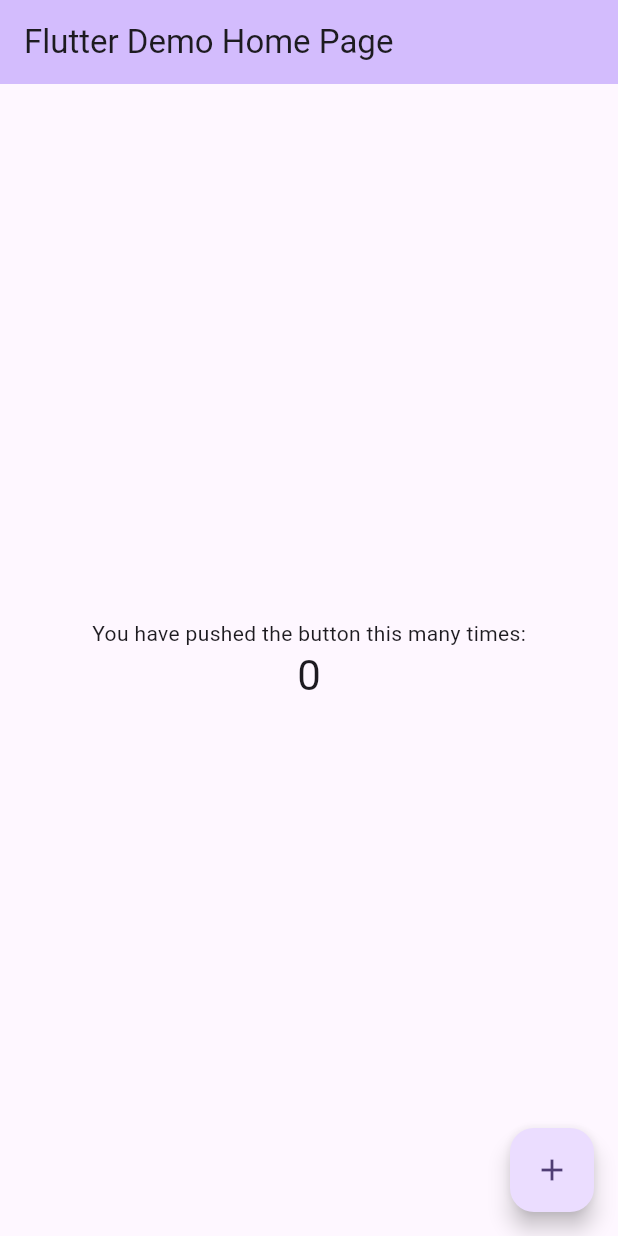
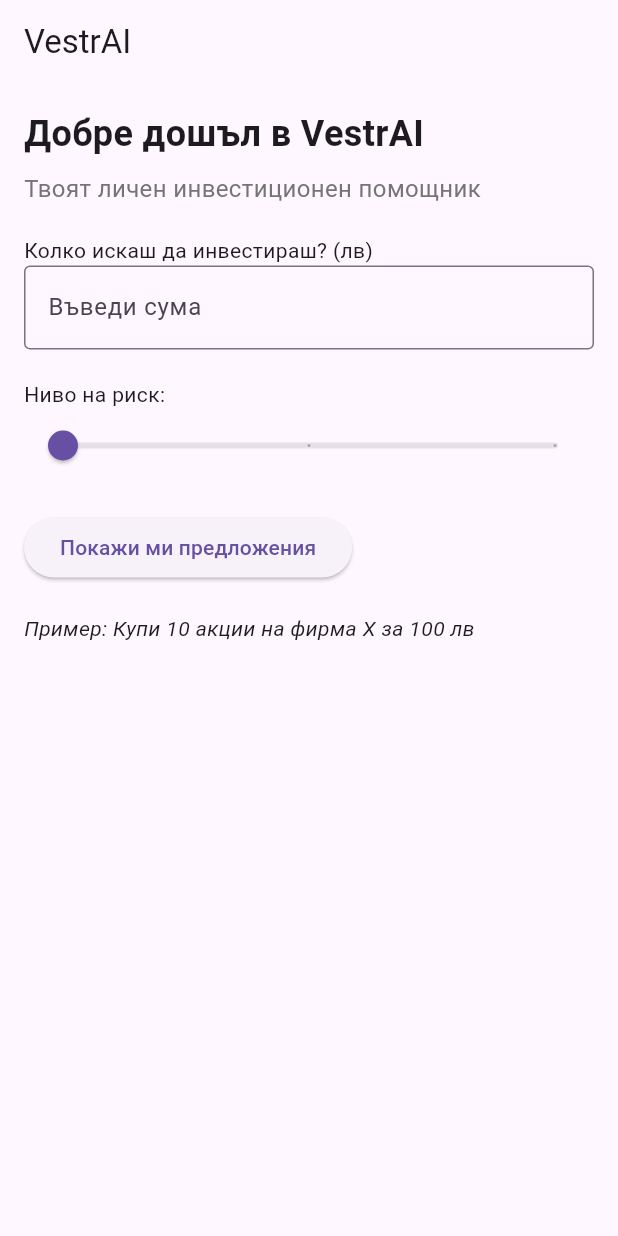
Before and after one commit to ValentinYotov/VestrAI, a Flutter app: the screen it shows after launch, on a phone screen of 412 x 824 dp. Run offline on Flutter 3.47's test engine with Material 3 defaults, Android fonts, the phone set to English and light mode, and no system bars.

Commit message:
adding basic main screen

```diff
--- a/flutter_application/lib/main.dart
+++ b/flutter_application/lib/main.dart
@@ -1,122 +1,99 @@
 import 'package:flutter/material.dart';
 
 void main() {
-  runApp(const MyApp());
+  runApp(VestrAIApp());
 }
 
-class MyApp extends StatelessWidget {
-  const MyApp({super.key});
-
-  // This widget is the root of your application.
+class VestrAIApp extends StatelessWidget {
   @override
   Widget build(BuildContext context) {
     return MaterialApp(
-      title: 'Flutter Demo',
-      theme: ThemeData(
-        // This is the theme of your application.
-        //
-        // TRY THIS: Try running your application with "flutter run". You'll see
-        // the application has a purple toolbar. Then, without quitting the app,
-        // try changing the seedColor in the colorScheme below to Colors.green
-        // and then invoke "hot reload" (save your changes or press the "hot
-        // reload" button in a Flutter-supported IDE, or press "r" if you used
-        // the command line to start the app).
-        //
-        // Notice that the counter didn't reset back to zero; the application
-        // state is not lost during the reload. To reset the state, use hot
-        // restart instead.
-        //
-        // This works for code too, not just values: Most code changes can be
-        // tested with just a hot reload.
-        colorScheme: ColorScheme.fromSeed(seedColor: Colors.deepPurple),
-      ),
-      home: const MyHomePage(title: 'Flutter Demo Home Page'),
+      title: 'VestrAI',
+      theme: ThemeData(primarySwatch: Colors.blue),
+      home: HomeScreen(),
     );
   }
 }
 
-class MyHomePage extends StatefulWidget {
-  const MyHomePage({super.key, required this.title});
-
-  // This widget is the home page of your application. It is stateful, meaning
-  // that it has a State object (defined below) that contains fields that affect
-  // how it looks.
-
-  // This class is the configuration for the state. It holds the values (in this
-  // case the title) provided by the parent (in this case the App widget) and
-  // used by the build method of the State. Fields in a Widget subclass are
-  // always marked "final".
-
-  final String title;
-
+class HomeScreen extends StatefulWidget {
   @override
-  State<MyHomePage> createState() => _MyHomePageState();
+  _HomeScreenState createState() => _HomeScreenState();
 }
 
-class _MyHomePageState extends State<MyHomePage> {
-  int _counter = 0;
-
-  void _incrementCounter() {
-    setState(() {
-      // This call to setState tells the Flutter framework that something has
-      // changed in this State, which causes it to rerun the build method below
-      // so that the display can reflect the updated values. If we changed
-      // _counter without calling setState(), then the build method would not be
-      // called again, and so nothing would appear to happen.
-      _counter++;
-    });
-  }
+class _HomeScreenState extends State<HomeScreen> {
+  double _budget = 0;
+  double _riskLevel = 1; // 1 = нисък, 2 = среден, 3 = висок
 
   @override
   Widget build(BuildContext context) {
-    // This method is rerun every time setState is called, for instance as done
-    // by the _incrementCounter method above.
-    //
-    // The Flutter framework has been optimized to make rerunning build methods
-    // fast, so that you can just rebuild anything that needs updating rather
-    // than having to individually change instances of widgets.
     return Scaffold(
       appBar: AppBar(
-        // TRY THIS: Try changing the color here to a specific color (to
-        // Colors.amber, perhaps?) and trigger a hot reload to see the AppBar
-        // change color while the other colors stay the same.
-        backgroundColor: Theme.of(context).colorScheme.inversePrimary,
-        // Here we take the value from the MyHomePage object that was created by
-        // the App.build method, and use it to set our appbar title.
-        title: Text(widget.title),
+        title: Text('VestrAI'),
       ),
-      body: Center(
-        // Center is a layout widget. It takes a single child and positions it
-        // in the middle of the parent.
+      body: Padding(
+        padding: EdgeInsets.all(16.0),
         child: Column(
-          // Column is also a layout widget. It takes a list of children and
-          // arranges them vertically. By default, it sizes itself to fit its
-          // children horizontally, and tries to be as tall as its parent.
-          //
-          // Column has various properties to control how it sizes itself and
-          // how it positions its children. Here we use mainAxisAlignment to
-          // center the children vertically; the main axis here is the vertical
-          // axis because Columns are vertical (the cross axis would be
-          // horizontal).
-          //
-          // TRY THIS: Invoke "debug painting" (choose the "Toggle Debug Paint"
-          // action in the IDE, or press "p" in the console), to see the
-          // wireframe for each widget.
-          mainAxisAlignment: MainAxisAlignment.center,
-          children: <Widget>[
-            const Text('You have pushed the button this many times:'),
+          crossAxisAlignment: CrossAxisAlignment.start,
+          children: [
             Text(
-              '$_counter',
-              style: Theme.of(context).textTheme.headlineMedium,
+              'Добре дошъл в VestrAI',
+              style: TextStyle(fontSize: 24, fontWeight: FontWeight.bold),
+            ),
+            SizedBox(height: 8),
+            Text(
+              'Твоят личен инвестиционен помощник',
+              style: TextStyle(fontSize: 16, color: Colors.grey[600]),
+            ),
+            SizedBox(height: 20),
+            Text('Колко искаш да инвестираш? (лв)'),
+            TextField(
+              keyboardType: TextInputType.number,
+              onChanged: (value) {
+                setState(() {
+                  _budget = double.tryParse(value) ?? 0;
+                });
+              },
+              decoration: InputDecoration(
+                border: OutlineInputBorder(),
+                hintText: 'Въведи сума',
+              ),
+            ),
+            SizedBox(height: 20),
+            Text('Ниво на риск:'),
+            Slider(
+              value: _riskLevel,
+              min: 1,
+              max: 3,
+              divisions: 2,
+              label: _riskLevel == 1
+                  ? 'Нисък'
+                  : _riskLevel == 2
+                      ? 'Среден'
+                      : 'Висок',
+              onChanged: (value) {
+                setState(() {
+                  _riskLevel = value;
+                });
+              },
+            ),
+            SizedBox(height: 20),
+            ElevatedButton(
+              onPressed: () {
+                // Тук по-късно ще добавим логиката за предложения
+                ScaffoldMessenger.of(context).showSnackBar(
+                  SnackBar(content: Text('Покажи предложения за $_budget лв, риск: ${_riskLevel.round()}')),
+                );
+              },
+              child: Text('Покажи ми предложения'),
+            ),
+            SizedBox(height: 20),
+            Text(
+              'Пример: Купи 10 акции на фирма X за 100 лв',
+              style: TextStyle(fontStyle: FontStyle.italic),
             ),
           ],
         ),
       ),
-      floatingActionButton: FloatingActionButton(
-        onPressed: _incrementCounter,
-        tooltip: 'Increment',
-        child: const Icon(Icons.add),
-      ), // This trailing comma makes auto-formatting nicer for build methods.
     );
   }
 }
```
